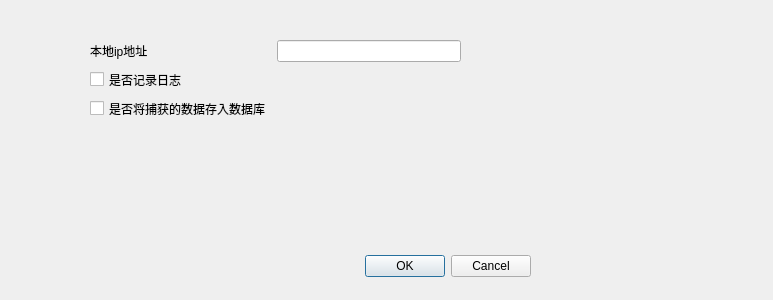
Before: the Qt Designer form gui/configure.ui in RaymondHX/contentSecurityLab, drawn with Qt 5.
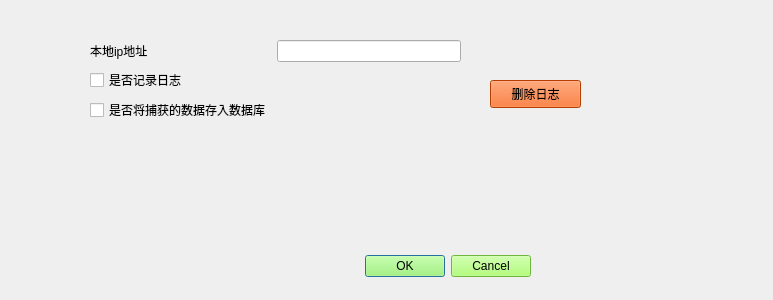
After: the same form once the commit is applied.

```diff
--- a/gui/configure.ui
+++ b/gui/configure.ui
@@ -22,6 +22,13 @@
      <height>32</height>
     </rect>
    </property>
+   <property name="styleSheet">
+    <string notr="true">
+background-color: rgb(155, 255, 88);
+font: 9pt &quot;微软雅黑&quot;;	
+
+	</string>
+   </property>
    <property name="orientation">
     <enum>Qt::Horizontal</enum>
    </property>
@@ -35,7 +42,7 @@
      <x>90</x>
      <y>40</y>
      <width>371</width>
-     <height>80</height>
+     <height>92</height>
     </rect>
    </property>
    <layout class="QFormLayout" name="formLayout">
@@ -50,14 +57,20 @@
      <widget class="QLineEdit" name="lineEdit"/>
     </item>
     <item row="1" column="0">
-     <widget class="QCheckBox" name="checkBox">
+     <widget class="QCheckBox" name="log_c">
+      <property name="styleSheet">
+       <string notr="true">font: 9pt &quot;微软雅黑&quot;;</string>
+      </property>
       <property name="text">
        <string>是否记录日志</string>
       </property>
      </widget>
     </item>
     <item row="2" column="0">
-     <widget class="QCheckBox" name="checkBox_2">
+     <widget class="QCheckBox" name="db_c">
+      <property name="styleSheet">
+       <string notr="true">font: 9pt &quot;微软雅黑&quot;;</string>
+      </property>
       <property name="text">
        <string>是否将捕获的数据存入数据库</string>
       </property>
@@ -65,6 +78,26 @@
     </item>
    </layout>
   </widget>
+  <widget class="QPushButton" name="del_log_b">
+   <property name="geometry">
+    <rect>
+     <x>490</x>
+     <y>80</y>
+     <width>91</width>
+     <height>28</height>
+    </rect>
+   </property>
+   <property name="styleSheet">
+    <string notr="true">
+background-color: rgb(255, 85, 0);
+font: 9pt &quot;微软雅黑&quot;;	
+
+	</string>
+   </property>
+   <property name="text">
+    <string>删除日志</string>
+   </property>
+  </widget>
  </widget>
  <resources/>
  <connections>
```
Left out of the diff: 11 changed lines with no effect on the pictures.
